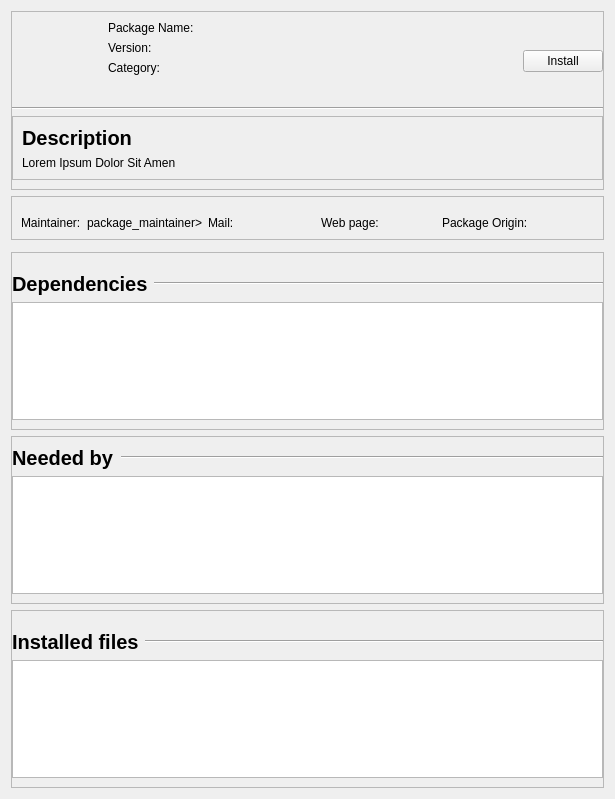
This is form.ui in deepin-espanol/tienda-deepines as Qt 5 draws it before an edit. The edited form follows.
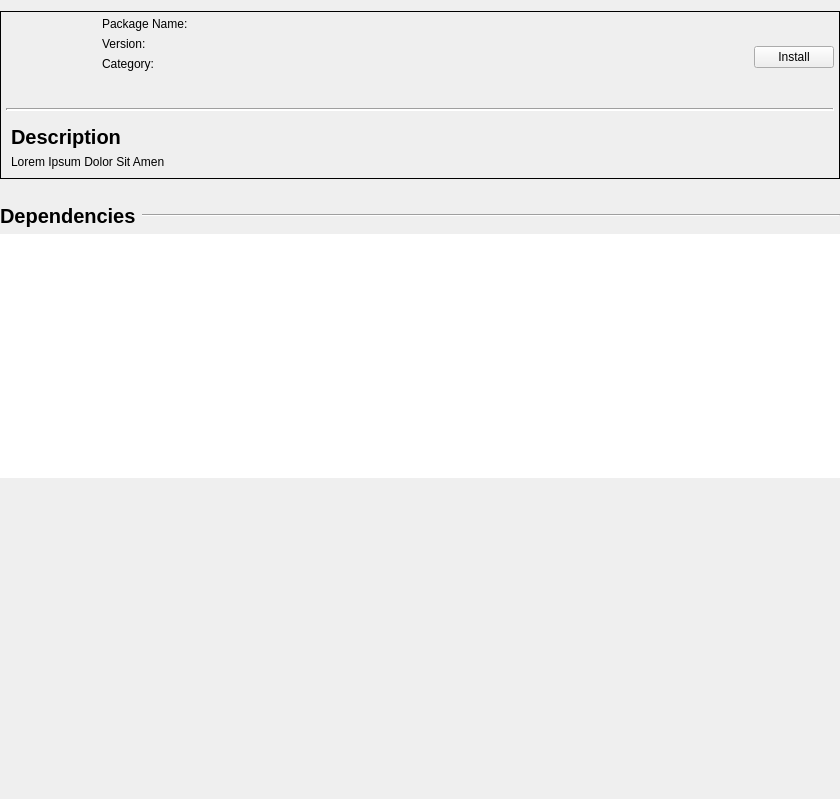
This is the edited form.

The edit to the form file:
```diff
--- a/form.ui
+++ b/form.ui
@@ -6,7 +6,7 @@
    <rect>
     <x>0</x>
     <y>0</y>
-    <width>615</width>
+    <width>840</width>
     <height>799</height>
    </rect>
   </property>
@@ -14,26 +14,50 @@
    <string>Form</string>
   </property>
   <layout class="QVBoxLayout" name="verticalLayout_6">
+   <property name="leftMargin">
+    <number>0</number>
+   </property>
+   <property name="rightMargin">
+    <number>0</number>
+   </property>
    <item>
     <widget class="QFrame" name="frame_6">
      <property name="styleSheet">
       <string notr="true"/>
      </property>
      <property name="frameShape">
-      <enum>QFrame::StyledPanel</enum>
+      <enum>QFrame::Box</enum>
      </property>
      <property name="frameShadow">
-      <enum>QFrame::Raised</enum>
+      <enum>QFrame::Plain</enum>
      </property>
      <layout class="QVBoxLayout" name="verticalLayout_9">
       <property name="leftMargin">
+       <number>5</number>
+      </property>
+      <property name="topMargin">
        <number>0</number>
       </property>
       <property name="rightMargin">
+       <number>5</number>
+      </property>
+      <property name="bottomMargin">
        <number>0</number>
       </property>
       <item>
        <layout class="QHBoxLayout" name="horizontalLayout">
+        <property name="leftMargin">
+         <number>0</number>
+        </property>
+        <property name="topMargin">
+         <number>5</number>
+        </property>
+        <property name="rightMargin">
+         <number>0</number>
+        </property>
+        <property name="bottomMargin">
+         <number>5</number>
+        </property>
         <item>
          <widget class="QLabel" name="pkgIcon">
           <property name="sizePolicy">
@@ -135,18 +159,16 @@
       </item>
       <item>
        <widget class="Line" name="line">
+        <property name="lineWidth">
+         <number>2</number>
+        </property>
         <property name="orientation">
          <enum>Qt::Horizontal</enum>
         </property>
        </widget>
       </item>
       <item>
-       <layout class="QVBoxLayout" name="verticalLayout_7">
-        <property name="topMargin">
-         <number>0</number>
-        </property>
-        <item>
-         <widget class="QFrame" name="frame_5">
+       <widget class="QFrame" name="description_container">
           <property name="minimumSize">
            <size>
             <width>0</width>
@@ -154,12 +176,21 @@
            </size>
           </property>
           <property name="frameShape">
-           <enum>QFrame::StyledPanel</enum>
+         <enum>QFrame::NoFrame</enum>
           </property>
           <property name="frameShadow">
            <enum>QFrame::Raised</enum>
           </property>
           <layout class="QVBoxLayout" name="verticalLayout_8">
+         <property name="leftMargin">
+          <number>5</number>
+         </property>
+         <property name="topMargin">
+          <number>8</number>
+         </property>
+         <property name="rightMargin">
+          <number>5</number>
+         </property>
            <item>
             <widget class="QLabel" name="label_description">
              <property name="font">
@@ -188,106 +219,10 @@
          </widget>
         </item>
        </layout>
-      </item>
-     </layout>
     </widget>
    </item>
    <item>
-    <widget class="QFrame" name="frame_4">
-     <property name="styleSheet">
-      <string notr="true"/>
-     </property>
-     <property name="frameShape">
-      <enum>QFrame::StyledPanel</enum>
-     </property>
-     <property name="frameShadow">
-      <enum>QFrame::Raised</enum>
-     </property>
-     <layout class="QVBoxLayout" name="verticalLayout_5">
-      <item>
-       <layout class="QHBoxLayout" name="horizontalLayout_2">
-        <property name="topMargin">
-         <number>10</number>
-        </property>
-        <property name="rightMargin">
-         <number>10</number>
-        </property>
-        <item>
-         <widget class="QLabel" name="label_maintainer">
-          <property name="text">
-           <string>Maintainer:</string>
-          </property>
-         </widget>
-        </item>
-        <item>
-         <widget class="QLabel" name="pkgMaintainer">
-          <property name="text">
-           <string>package_maintainer&gt;</string>
-          </property>
-         </widget>
-        </item>
-        <item>
-         <widget class="QLabel" name="label_mail">
-          <property name="text">
-           <string>Mail:</string>
-          </property>
-         </widget>
-        </item>
-        <item>
-         <widget class="QLabel" name="pkgMail">
-          <property name="text">
-           <string>&lt;package_mail&gt;</string>
-          </property>
-         </widget>
-        </item>
-        <item>
-         <widget class="QLabel" name="label_webpage">
-          <property name="text">
-           <string>Web page:</string>
-          </property>
-         </widget>
-        </item>
-        <item>
-         <widget class="QLabel" name="pkgWebPage">
-          <property name="text">
-           <string>&lt;package_webp&gt;</string>
-          </property>
-         </widget>
-        </item>
-        <item>
-         <widget class="QLabel" name="label_origin">
-          <property name="text">
-           <string>Package Origin:</string>
-          </property>
-         </widget>
-        </item>
-        <item>
-         <widget class="QLabel" name="pkgOrigin">
-          <property name="text">
-           <string>&lt;package_origin&gt;</string>
-          </property>
-         </widget>
-        </item>
-       </layout>
-      </item>
-     </layout>
-    </widget>
-   </item>
-   <item>
-    <widget class="QWidget" name="widget" native="true">
-     <property name="styleSheet">
-      <string notr="true">background-color: rgb(0, 123, 255);</string>
-     </property>
-    </widget>
-   </item>
-   <item>
-    <widget class="QFrame" name="frame_2">
-     <property name="frameShape">
-      <enum>QFrame::StyledPanel</enum>
-     </property>
-     <property name="frameShadow">
-      <enum>QFrame::Raised</enum>
-     </property>
+    <widget class="QWidget" name="dependencies_container" native="true">
      <layout class="QVBoxLayout" name="verticalLayout_3">
       <property name="leftMargin">
        <number>0</number>
@@ -296,12 +231,21 @@
        <number>0</number>
       </property>
       <item>
-       <layout class="QHBoxLayout" name="horizontalLayout_4">
+       <layout class="QHBoxLayout" name="dependencies_hl">
+        <property name="sizeConstraint">
+         <enum>QLayout::SetMinimumSize</enum>
+        </property>
         <property name="topMargin">
          <number>10</number>
         </property>
         <item>
          <widget class="QLabel" name="label_dependencies">
+          <property name="sizePolicy">
+           <sizepolicy hsizetype="Preferred" vsizetype="Fixed">
+            <horstretch>0</horstretch>
+            <verstretch>0</verstretch>
+           </sizepolicy>
+          </property>
           <property name="font">
            <font>
             <pointsize>15</pointsize>
@@ -333,132 +277,39 @@
        </layout>
       </item>
       <item>
-       <widget class="QListWidget" name="listWidget_2"/>
-      </item>
-     </layout>
-    </widget>
-   </item>
-   <item>
-    <widget class="QFrame" name="frame_3">
-     <property name="frameShape">
-      <enum>QFrame::StyledPanel</enum>
-     </property>
-     <property name="frameShadow">
-      <enum>QFrame::Raised</enum>
-     </property>
-     <layout class="QVBoxLayout" name="verticalLayout_4">
-      <property name="leftMargin">
-       <number>0</number>
-      </property>
-      <property name="rightMargin">
-       <number>0</number>
-      </property>
-      <item>
-       <layout class="QHBoxLayout" name="horizontalLayout_3">
-        <property name="topMargin">
-         <number>0</number>
-        </property>
-        <item>
-         <widget class="QLabel" name="label_neededby">
-          <property name="sizePolicy">
-           <sizepolicy hsizetype="Preferred" vsizetype="Preferred">
-            <horstretch>0</horstretch>
-            <verstretch>0</verstretch>
-           </sizepolicy>
-          </property>
-          <property name="font">
-           <font>
-            <pointsize>15</pointsize>
-            <weight>75</weight>
-            <bold>true</bold>
-           </font>
-          </property>
-          <property name="text">
-           <string>Needed by</string>
-          </property>
-          <property name="textInteractionFlags">
-           <set>Qt::NoTextInteraction</set>
-          </property>
-         </widget>
-        </item>
-        <item>
-         <widget class="Line" name="line_2">
-          <property name="sizePolicy">
-           <sizepolicy hsizetype="Expanding" vsizetype="Fixed">
-            <horstretch>0</horstretch>
-            <verstretch>0</verstretch>
-           </sizepolicy>
-          </property>
-          <property name="orientation">
-           <enum>Qt::Horizontal</enum>
-          </property>
-         </widget>
-        </item>
-       </layout>
-      </item>
-      <item>
-       <widget class="QListWidget" name="listWidget_3"/>
-      </item>
-     </layout>
+       <widget class="QListWidget" name="dependencies_list">
+        <property name="minimumSize">
+         <size>
+          <width>0</width>
+          <height>100</height>
+         </size>
+        </property>
+        <property name="maximumSize">
+         <size>
+          <width>16777215</width>
+          <height>280</height>
+         </size>
+        </property>
+        <property name="frameShape">
+         <enum>QFrame::NoFrame</enum>
+        </property>
+       </widget>
+      </item>
+     </layout>
     </widget>
    </item>
    <item>
-    <widget class="QFrame" name="frame">
-     <property name="frameShape">
-      <enum>QFrame::StyledPanel</enum>
-     </property>
-     <property name="frameShadow">
-      <enum>QFrame::Raised</enum>
-     </property>
-     <layout class="QVBoxLayout" name="verticalLayout_2">
-      <property name="leftMargin">
-       <number>0</number>
-      </property>
-      <property name="rightMargin">
-       <number>0</number>
-      </property>
-      <item>
-       <layout class="QHBoxLayout" name="horizontalLayout_5">
-        <property name="topMargin">
-         <number>10</number>
-        </property>
-        <item>
-         <widget class="QLabel" name="label_instfiles">
-          <property name="font">
-           <font>
-            <pointsize>15</pointsize>
-            <weight>75</weight>
-            <bold>true</bold>
-           </font>
-          </property>
-          <property name="text">
-           <string>Installed files</string>
-          </property>
-          <property name="textInteractionFlags">
-           <set>Qt::NoTextInteraction</set>
-          </property>
-         </widget>
-        </item>
-        <item>
-         <widget class="Line" name="line_3">
-          <property name="sizePolicy">
-           <sizepolicy hsizetype="Expanding" vsizetype="Fixed">
-            <horstretch>0</horstretch>
-            <verstretch>0</verstretch>
-           </sizepolicy>
-          </property>
+    <spacer name="bottomSpacer">
           <property name="orientation">
-           <enum>Qt::Horizontal</enum>
-          </property>
-         </widget>
-        </item>
-       </layout>
-      </item>
-      <item>
-       <widget class="QListWidget" name="listWidget"/>
-      </item>
-     </layout>
-    </widget>
+      <enum>Qt::Vertical</enum>
+     </property>
+     <property name="sizeHint" stdset="0">
+      <size>
+       <width>20</width>
+       <height>40</height>
+      </size>
+     </property>
+    </spacer>
    </item>
   </layout>
  </widget>
```
Left out of the diff: 4 changed lines with no effect on the pictures. Lines whose indentation alone changed are shown as unchanged.
